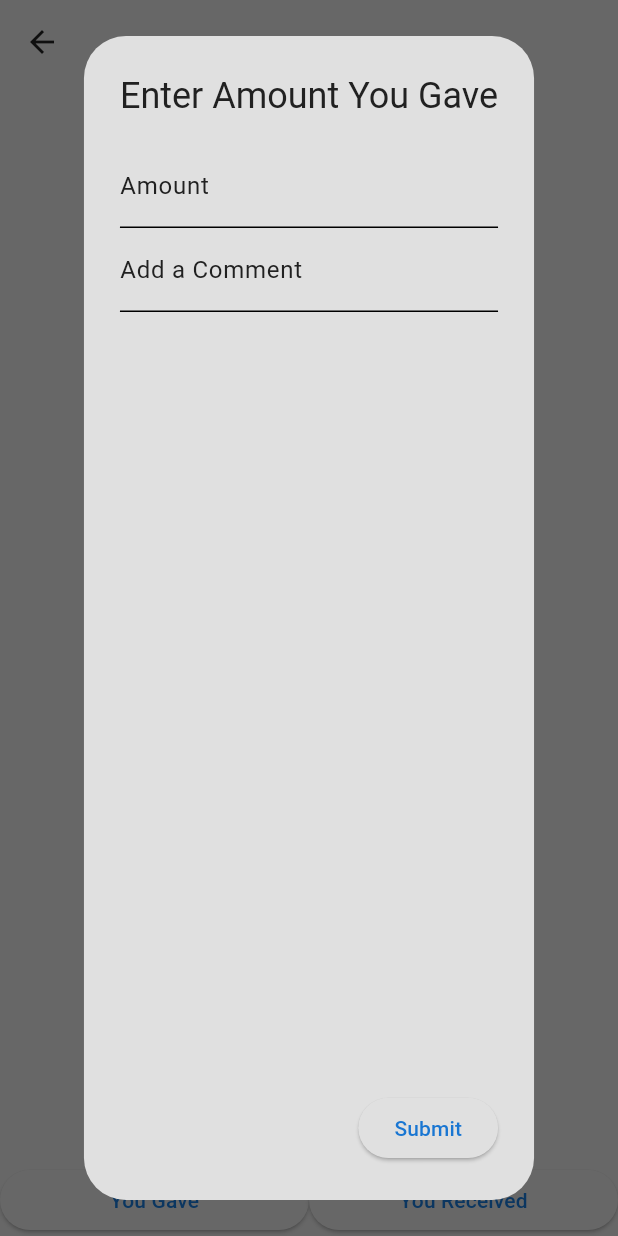
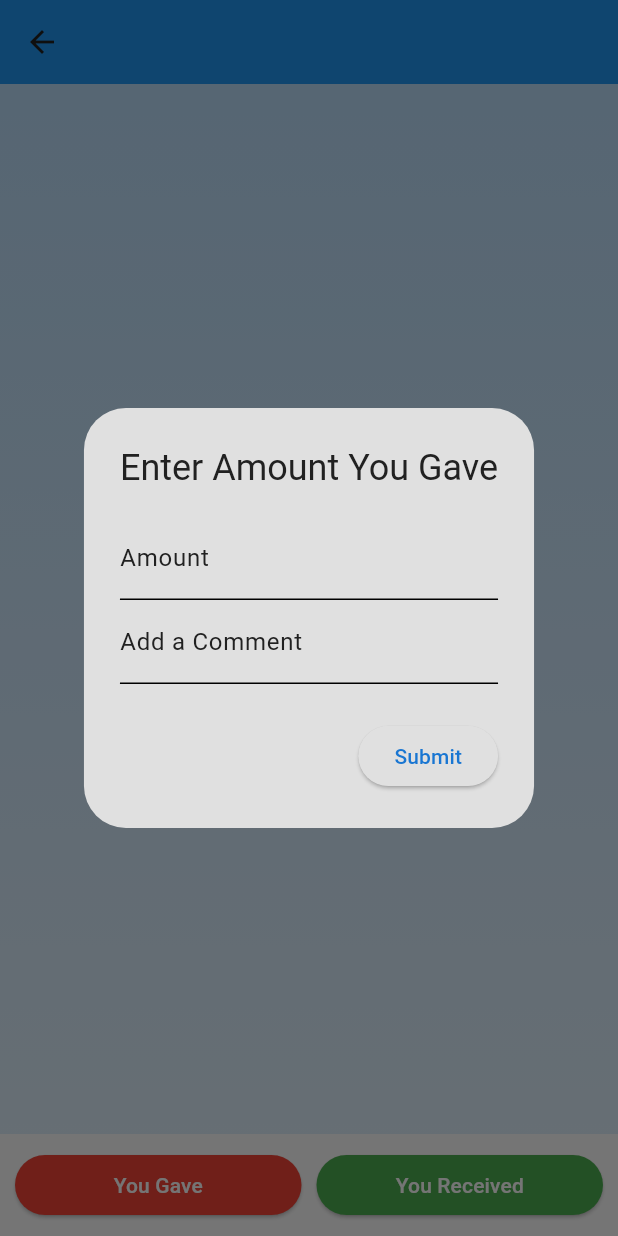
Before and after one commit to kushalkothari26/book_keeper, a Flutter app: the ChatPage screen opened directly with empty values, after a tap on "You Gave", on a phone screen of 412 x 824 dp. Run offline on Flutter 3.47's test engine with Material 3 defaults, Android fonts, the phone set to English and light mode, and no system bars; our stand-ins replace cloud_firestore, firebase_auth, firebase_core, get, google_sign_in; accounts and stored records are empty.

Commit message:
design updated

```diff
--- a/lib/pages/chat_page.dart
+++ b/lib/pages/chat_page.dart
@@ -22,8 +22,17 @@ class _ChatPageState extends State<ChatPage> {
     return Scaffold(
       appBar: AppBar(
         title: Text(widget.title),
+        backgroundColor: Colors.blue, // Change the app bar color
       ),
-      body: Column(
+      body: Container(
+        decoration: BoxDecoration(
+          gradient: LinearGradient(
+            colors: [Colors.blue.shade100, Colors.blue.shade50], // Add a gradient background
+            begin: Alignment.topCenter,
+            end: Alignment.bottomCenter,
+          ),
+        ),
+        child: Column(
           children: [
             Expanded(
               child: StreamBuilder(
@@ -42,7 +51,7 @@ class _ChatPageState extends State<ChatPage> {
                     messages.add({
                       'messageID': document.id,
                       'message': document['message'],
-                    'comment':document['comment'],
+                      'comment': document['comment'],
                       'isRight': document['isRight'],
                       'timestamp': document['timestamp'],
                     });
@@ -64,23 +73,35 @@ class _ChatPageState extends State<ChatPage> {
                 },
               ),
             ),
-          Row(
+            Container(
+              color: Colors.white, // Add a white background for the input area
+              padding: const EdgeInsets.all(10),
+              child: Row(
                 children: [
                   Expanded(
                     child: ElevatedButton(
                       onPressed: () => _showAmountDialog(true),
-                  child: const Text('You Gave'),
+                      style: ButtonStyle(
+                        backgroundColor: MaterialStateProperty.all<Color>(Colors.red),
+                      ),
+                      child: const Text('You Gave',style: TextStyle(color: Colors.white),),
                     ),
                   ),
+                  const SizedBox(width: 10),
                   Expanded(
                     child: ElevatedButton(
                       onPressed: () => _showAmountDialog(false),
-                  child: const Text('You Received'),
+                      style: ButtonStyle(
+                        backgroundColor: MaterialStateProperty.all<Color>(Colors.green),
+                      ),
+                      child: const Text('You Received',style: TextStyle(color: Colors.white),),
                     ),
                   ),
                 ],
               ),
+            ),
           ],
+        ),
       ),
     );
   }
@@ -91,6 +112,8 @@ class _ChatPageState extends State<ChatPage> {
       builder: (context) => AlertDialog(
         title: Text(isRight ? 'Enter Amount You Gave' : 'Enter Amount You Received'),
         content: Column(
+          mainAxisSize: MainAxisSize.min,
+          crossAxisAlignment: CrossAxisAlignment.start,
           children: [
             TextField(
               controller: _amountController,
@@ -106,7 +129,7 @@ class _ChatPageState extends State<ChatPage> {
         actions: <Widget>[
           ElevatedButton(
             onPressed: () {
-              messageService.addMessage(widget.docID, _amountController.text,commentController.text,isRight);
+              messageService.addMessage(widget.docID, _amountController.text, commentController.text, isRight);
               _amountController.clear();
               commentController.clear();
               Navigator.of(context).pop();
```
Also changed, not shown: lib/components/message_bubble.dart (+38 -7 lines), lib/pages/homepage.dart (+75 -35 lines). Lines whose indentation alone changed are shown as unchanged.
